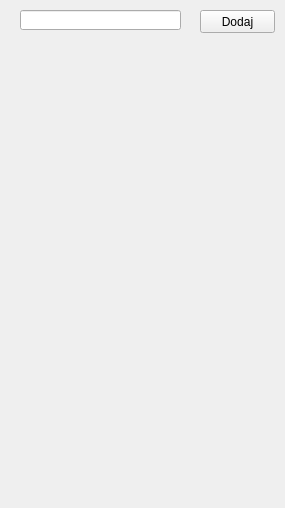
The window that mainwindow.ui (PatRix9811/ToDoList) describes before a commit, drawn with Qt 5.
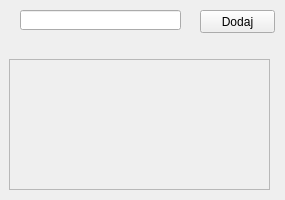
The same window after the commit.

Commit message: Added scroll area for checkbox list

```diff
--- a/mainwindow.ui
+++ b/mainwindow.ui
@@ -7,11 +7,50 @@
     <x>0</x>
     <y>0</y>
     <width>285</width>
-    <height>508</height>
+    <height>200</height>
    </rect>
   </property>
+  <property name="sizePolicy">
+   <sizepolicy hsizetype="Minimum" vsizetype="Fixed">
+    <horstretch>0</horstretch>
+    <verstretch>0</verstretch>
+   </sizepolicy>
+  </property>
+  <property name="minimumSize">
+   <size>
+    <width>285</width>
+    <height>200</height>
+   </size>
+  </property>
+  <property name="maximumSize">
+   <size>
+    <width>285</width>
+    <height>500</height>
+   </size>
+  </property>
   <property name="windowTitle">
-   <string>MainWindow</string>
+   <string>ToDoNote</string>
+  </property>
+  <property name="toolTip">
+   <string notr="true"/>
+  </property>
+  <property name="statusTip">
+   <string/>
+  </property>
+  <property name="whatsThis">
+   <string notr="true"/>
+  </property>
+  <property name="accessibleName">
+   <string/>
+  </property>
+  <property name="accessibleDescription">
+   <string/>
+  </property>
+  <property name="layoutDirection">
+   <enum>Qt::LeftToRight</enum>
+  </property>
+  <property name="autoFillBackground">
+   <bool>true</bool>
   </property>
   <widget class="QWidget" name="centralWidget">
    <widget class="QLineEdit" name="leAddVal">
@@ -50,16 +89,61 @@
      <string/>
     </property>
    </widget>
-   <widget class="QWidget" name="verticalLayoutWidget">
+   <widget class="QScrollArea" name="scrollArea">
     <property name="geometry">
      <rect>
-      <x>19</x>
+      <x>9</x>
       <y>59</y>
-      <width>251</width>
-      <height>441</height>
+      <width>261</width>
+      <height>131</height>
      </rect>
     </property>
-    <layout class="QVBoxLayout" name="list"/>
+    <property name="sizePolicy">
+     <sizepolicy hsizetype="Maximum" vsizetype="Maximum">
+      <horstretch>0</horstretch>
+      <verstretch>0</verstretch>
+     </sizepolicy>
+    </property>
+    <property name="maximumSize">
+     <size>
+      <width>261</width>
+      <height>131</height>
+     </size>
+    </property>
+    <property name="verticalScrollBarPolicy">
+     <enum>Qt::ScrollBarAsNeeded</enum>
+    </property>
+    <property name="horizontalScrollBarPolicy">
+     <enum>Qt::ScrollBarAsNeeded</enum>
+    </property>
+    <property name="widgetResizable">
+     <bool>false</bool>
+    </property>
+    <widget class="QWidget" name="scrollAreaWidgetContents">
+     <property name="geometry">
+      <rect>
+       <x>0</x>
+       <y>0</y>
+       <width>259</width>
+       <height>129</height>
+      </rect>
+     </property>
+     <widget class="QWidget" name="verticalLayoutWidget">
+      <property name="geometry">
+       <rect>
+        <x>0</x>
+        <y>0</y>
+        <width>160</width>
+        <height>80</height>
+       </rect>
+      </property>
+      <layout class="QVBoxLayout" name="list">
+       <property name="sizeConstraint">
+        <enum>QLayout::SetFixedSize</enum>
+       </property>
+      </layout>
+     </widget>
+    </widget>
    </widget>
   </widget>
  </widget>
```
The commit also changes 2 other files.
